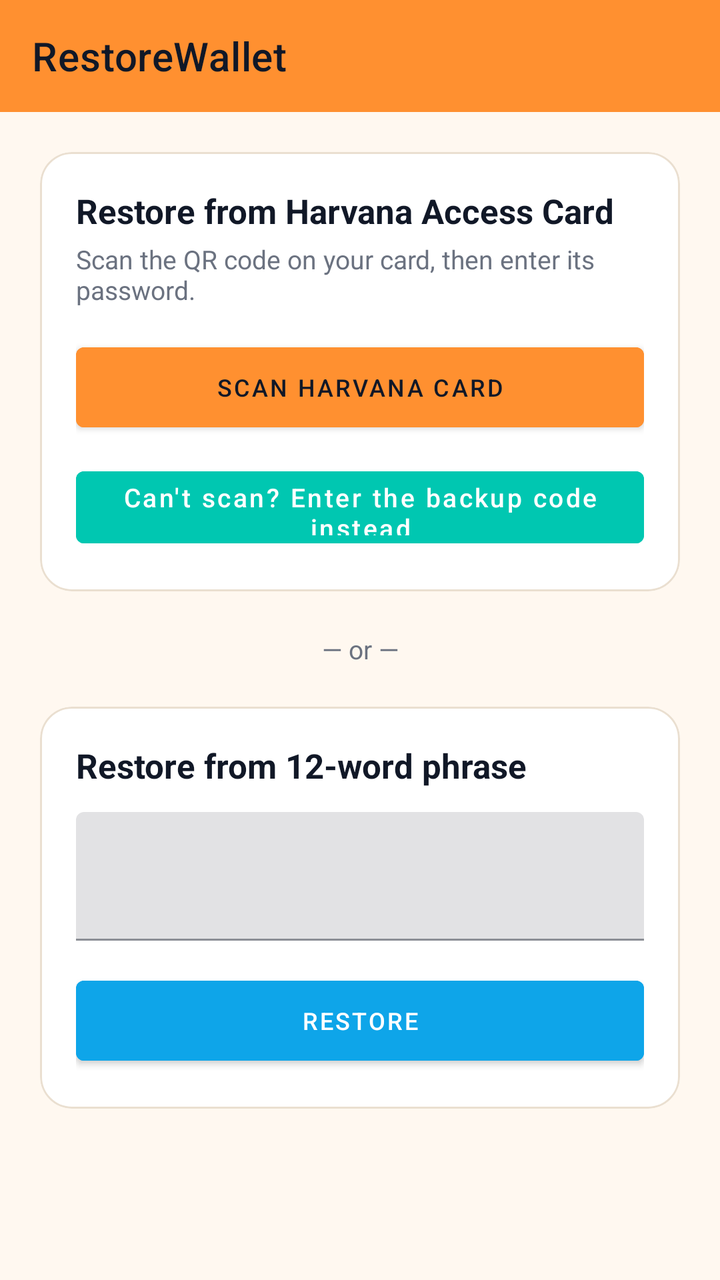
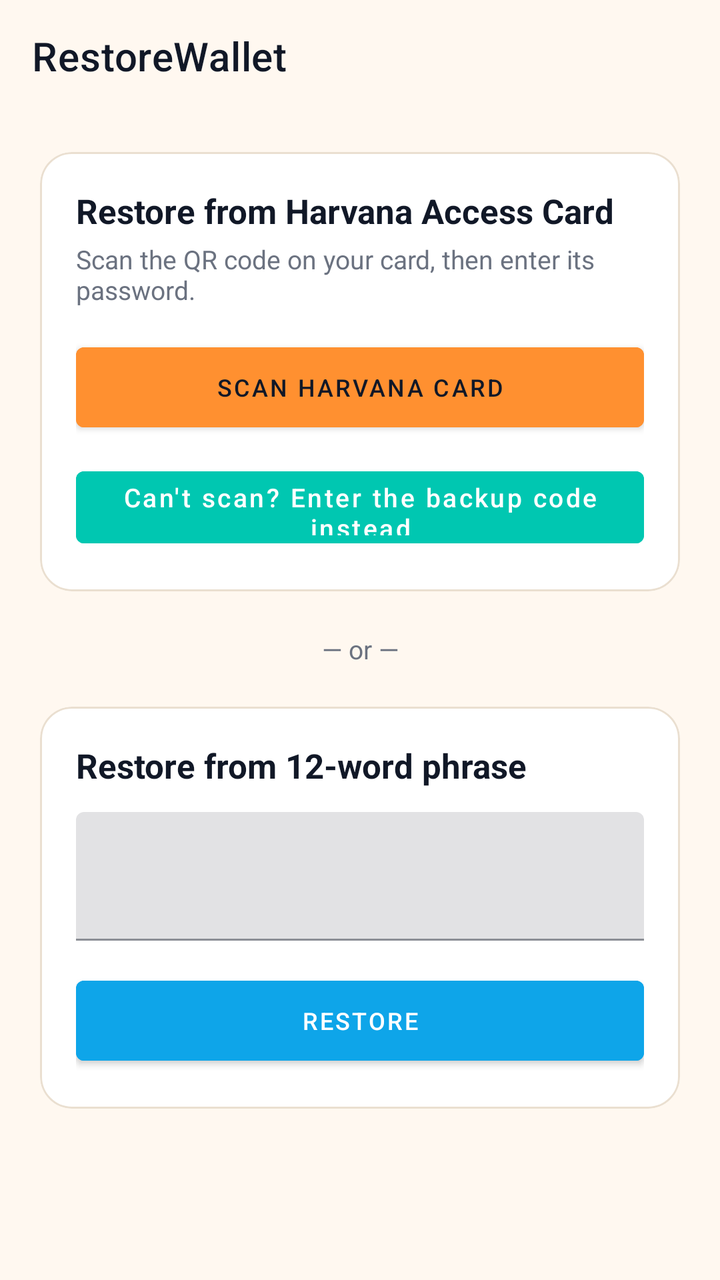

Screens rendered from an Android XML layout before and after an edit, with the pre-edit source and the edit as a unified diff.
<!-- AndroidManifest.xml: application theme AppTheme -->
<!-- res/layout/restore_wallet.xml -->
<androidx.coordinatorlayout.widget.CoordinatorLayout
	xmlns:android="http://schemas.android.com/apk/res/android"
	xmlns:app="http://schemas.android.com/apk/res-auto"
	xmlns:tools="http://schemas.android.com/tools"
	android:layout_width="match_parent"
	android:layout_height="match_parent"
	android:orientation="vertical"
	android:background="@color/colorBackground"
	android:id="@+id/_main">
	<com.google.android.material.appbar.AppBarLayout
		android:id="@+id/app_bar_layout6"
		android:layout_width="match_parent"
		android:layout_height="wrap_content"
		android:theme="@style/AppTheme.AppBarOverlay"
		app:elevation="0dp">
		<androidx.appcompat.widget.Toolbar
			android:id="@+id/toolbar"
			android:layout_width="match_parent"
			android:background="?attr/appBarColor"
			android:layout_height="?attr/actionBarSize"
			app:title="RestoreWallet"
			app:popupTheme="@style/AppTheme.PopupOverlay" />
	</com.google.android.material.appbar.AppBarLayout>
	<androidx.core.widget.NestedScrollView
		android:id="@+id/vscroll2"
		android:layout_width="match_parent"
		android:layout_height="match_parent"
		app:layout_behavior="@string/appbar_scrolling_view_behavior">
		<LinearLayout
			android:id="@+id/linear7"
			android:layout_width="match_parent"
			android:layout_height="wrap_content"
			android:padding="20dp"
			android:orientation="vertical">
			<com.google.android.material.card.MaterialCardView
				android:id="@+id/cardview3"
				android:layout_width="match_parent"
				android:layout_height="wrap_content"
				app:cardBackgroundColor="@color/colorSurface"
				app:cardCornerRadius="16dp"
				app:strokeWidth="1dp"
				app:strokeColor="@color/colorCardStroke">
				<LinearLayout
					android:id="@+id/linear8"
					android:layout_width="match_parent"
					android:layout_height="wrap_content"
					android:padding="18dp"
					android:orientation="vertical">
					<TextView
						android:id="@+id/textview3"
						android:layout_width="match_parent"
						android:layout_height="wrap_content"
						android:text="Restore from Harvana Access Card"
						android:textSize="17sp"
						android:textStyle="bold"
						android:textColor="@color/colorTextPrimary" />
					<TextView
						android:id="@+id/textview4"
						android:layout_width="match_parent"
						android:layout_height="wrap_content"
						android:layout_marginTop="4dp"
						android:text="Scan the QR code on your card, then enter its password."
						android:textSize="13sp"
						android:textColor="@color/colorTextTertiary" />
					<Button
						android:id="@+id/btn_scan_card"
						android:layout_width="match_parent"
						android:layout_height="52dp"
						android:layout_marginTop="14dp"
						android:text="Scan Harvana Card"
						android:textSize="12sp"
						android:textColor="@color/colorTextOnAccent"
						android:backgroundTint="@color/colorAccent" />
					<Button
						android:id="@+id/btn_enter_code_manually"
						android:layout_width="match_parent"
						android:layout_height="48dp"
						android:layout_marginTop="10dp"
						android:text="Can't scan\? Enter the backup code instead"
						android:textSize="13sp"
						android:textColor="@color/colorTextPrimaryWhite"
						android:backgroundTint="@color/colorTeal"
						android:textAllCaps="false" />
				</LinearLayout>
			</com.google.android.material.card.MaterialCardView>
			<TextView
				android:id="@+id/textview5"
				android:layout_width="match_parent"
				android:layout_height="wrap_content"
				android:layout_marginTop="20dp"
				android:layout_marginBottom="20dp"
				android:gravity="center_horizontal|center_vertical"
				android:text="— or —"
				android:textSize="13sp"
				android:textColor="@color/colorTextTertiary" />
			<com.google.android.material.card.MaterialCardView
				android:id="@+id/cardview4"
				android:layout_width="match_parent"
				android:layout_height="wrap_content"
				app:cardBackgroundColor="@color/colorSurface"
				app:cardCornerRadius="16dp"
				app:strokeWidth="1dp"
				app:strokeColor="@color/colorCardStroke">
				<LinearLayout
					android:id="@+id/linear9"
					android:layout_width="match_parent"
					android:layout_height="wrap_content"
					android:padding="18dp"
					android:orientation="vertical">
					<TextView
						android:id="@+id/textview6"
						android:layout_width="match_parent"
						android:layout_height="wrap_content"
						android:text="Restore from 12-word phrase"
						android:textSize="17sp"
						android:textStyle="bold"
						android:textColor="@color/colorTextPrimary" />
					<com.google.android.material.textfield.TextInputLayout
						android:id="@+id/textinputlayout3"
						android:layout_width="match_parent"
						android:layout_height="wrap_content"
						android:layout_marginTop="12dp">
						<com.google.android.material.textfield.TextInputEditText
							android:id="@+id/et_phrase"
							android:layout_width="match_parent"
							android:layout_height="wrap_content"
							android:textSize="12sp"
							android:textColor="@color/colorTextPrimary"
							android:inputType="textMultiLine|textNoSuggestions"
							android:minLines="2" />
					</com.google.android.material.textfield.TextInputLayout>
					<Button
						android:id="@+id/btn_restore_from_phrase"
						android:layout_width="match_parent"
						android:layout_height="52dp"
						android:layout_marginTop="14dp"
						android:text="Restore"
						android:textSize="12sp"
						android:textColor="@color/colorTextPrimaryWhite"
						android:backgroundTint="@color/colorInfo" />
				</LinearLayout>
			</com.google.android.material.card.MaterialCardView>
		</LinearLayout>
	</androidx.core.widget.NestedScrollView>
</androidx.coordinatorlayout.widget.CoordinatorLayout>
<!-- resources referenced by this layout -->
<resources>
  <color name="colorAccent">#FF9030</color>
  <color name="colorBackground">#FFF8F0</color>
  <color name="colorCardStroke">#EADFD0</color>
  <color name="colorInfo">#0EA5E9</color>
  <color name="colorSurface">#FFFFFF</color>
  <color name="colorTeal">#00C7B1</color>
  <color name="colorTextOnAccent">#111827</color>
  <color name="colorTextPrimary">#111827</color>
  <color name="colorTextPrimaryWhite">#FFFFFF</color>
  <color name="colorTextTertiary">#6B7280</color>
  <style name="AppTheme.PopupOverlay" parent="ThemeOverlay.MaterialComponents.Light" />
  <style name="AppTheme" parent="Theme.MaterialComponents.DayNight.NoActionBar">
          
          <item name="homeAsUpIndicator">@drawable/ic_nav_back</item>
          
          <item name="android:textViewStyle">@style/HarvanaTextView</item>
          <item name="appBarColor">@color/colorAccent</item>
          <item name="onAppBarColor">@color/colorTextOnAccent</item>
          <item name="colorSecondary">@color/colorAccent</item>
          <item name="colorOnSecondary">@color/colorTextOnAccent</item>
          <item name="colorPrimaryVariant">@color/colorAccentDark</item>
          <item name="colorSecondaryVariant">@color/colorAccentDark</item>
          <item name="colorError">@color/colorError</item>
          <item name="colorOnError">@color/colorTextPrimaryWhite</item>
          <item name="colorControlActivated">@color/colorAccent</item>
          <item name="colorControlNormal">@color/colorControlNormal</item>
          <item name="colorControlHighlight">@color/colorAccentRipple</item>
          <item name="android:textColorHighlight">@color/colorAccentStroke</item>
          <item name="android:textColorLink">@color/colorAccentStrong</item>
          <item name="android:editTextColor">@color/colorTextPrimary</item>
          <item name="android:navigationBarColor">@color/colorBackground</item>
          <item name="colorPrimary">@color/colorAccent</item>
          <item name="colorPrimaryDark">@color/colorAccentStrong</item>
          <item name="colorAccent">@color/colorAccent</item>
          <item name="colorSurface">@color/colorSurface</item>
          <item name="colorOnPrimary">@color/colorTextOnAccent</item>
          <item name="colorOnSurface">@color/colorTextPrimary</item>
          <item name="colorOnBackground">@color/colorTextPrimary</item>
          <item name="colorOnSurfaceVariant">@color/colorTextSecondary</item>
          <item name="android:textColorPrimary">@color/colorTextPrimary</item>
          <item name="android:textColorSecondary">@color/colorTextSecondary</item>
          <item name="android:textColorHint">@color/colorTextTertiary</item>
          <item name="android:statusBarColor">?attr/appBarColor</item>
          <item name="android:windowLightStatusBar">true</item>
          <item name="android:windowBackground">@color/colorBackground</item>
          <item name="alertDialogTheme">@style/HarvanaAlertDialog</item>
          <item name="materialAlertDialogTheme">@style/HarvanaAlertDialog</item>
          <item name="bottomSheetDialogTheme">@style/HarvanaBottomSheetDialog</item>
      </style>
  <style name="HarvanaTextView" parent="android:Widget.TextView">
          <item name="android:textColor">@color/colorTextPrimary</item>
      </style>
  <color name="colorAccentDark">#E57A14</color>
  <color name="colorError">#EF4444</color>
  <color name="colorControlNormal">#6B7280</color>
  <color name="colorAccentRipple">#1AFF9030</color>
  <color name="colorAccentStroke">#33FF9030</color>
  <color name="colorAccentStrong">#B85F0A</color>
  <color name="colorTextSecondary">#4B5563</color>
  <style name="HarvanaDialogButton" parent="Widget.MaterialComponents.Button.TextButton.Dialog">
          <item name="android:textColor">@color/colorAccent</item>
          <item name="android:minHeight">48dp</item>
      </style>
  <!-- unchanged entries left out for length: 6 -->
</resources>

<!-- the commit's change to res/layout/restore_wallet.xml (unified diff, before → after) -->
@@ -12,7 +12,8 @@
 		android:layout_width="match_parent"
 		android:layout_height="wrap_content"
 		android:theme="@style/AppTheme.AppBarOverlay"
-		app:elevation="0dp">
+		app:elevation="0dp"
+		android:stateListAnimator="@null">
 		<androidx.appcompat.widget.Toolbar
 			android:id="@+id/toolbar"
 			android:layout_width="match_parent"
<!-- resource entries referenced after the edit -->
@@ -16,8 +16,8 @@
           <item name="homeAsUpIndicator">@drawable/ic_nav_back</item>
           
           <item name="android:textViewStyle">@style/HarvanaTextView</item>
-          <item name="appBarColor">@color/colorAccent</item>
-          <item name="onAppBarColor">@color/colorTextOnAccent</item>
+          <item name="appBarColor">@color/colorBackground</item>
+          <item name="onAppBarColor">@color/colorTextPrimary</item>
           <item name="colorSecondary">@color/colorAccent</item>
           <item name="colorOnSecondary">@color/colorTextOnAccent</item>
           <item name="colorPrimaryVariant">@color/colorAccentDark</item>
